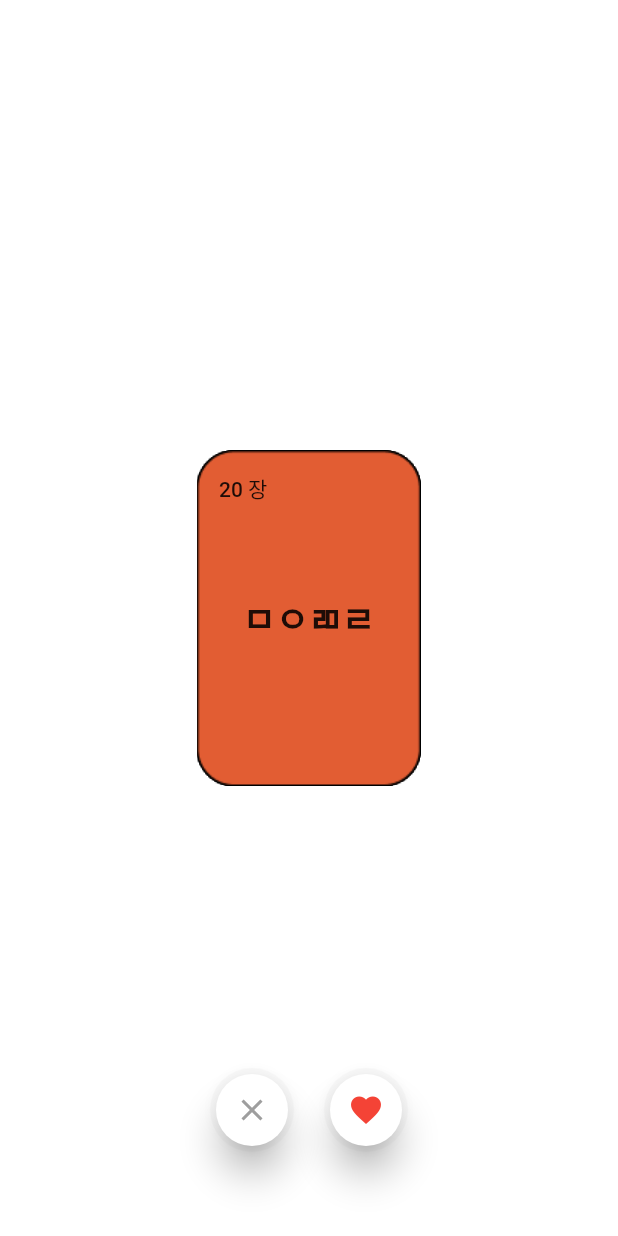
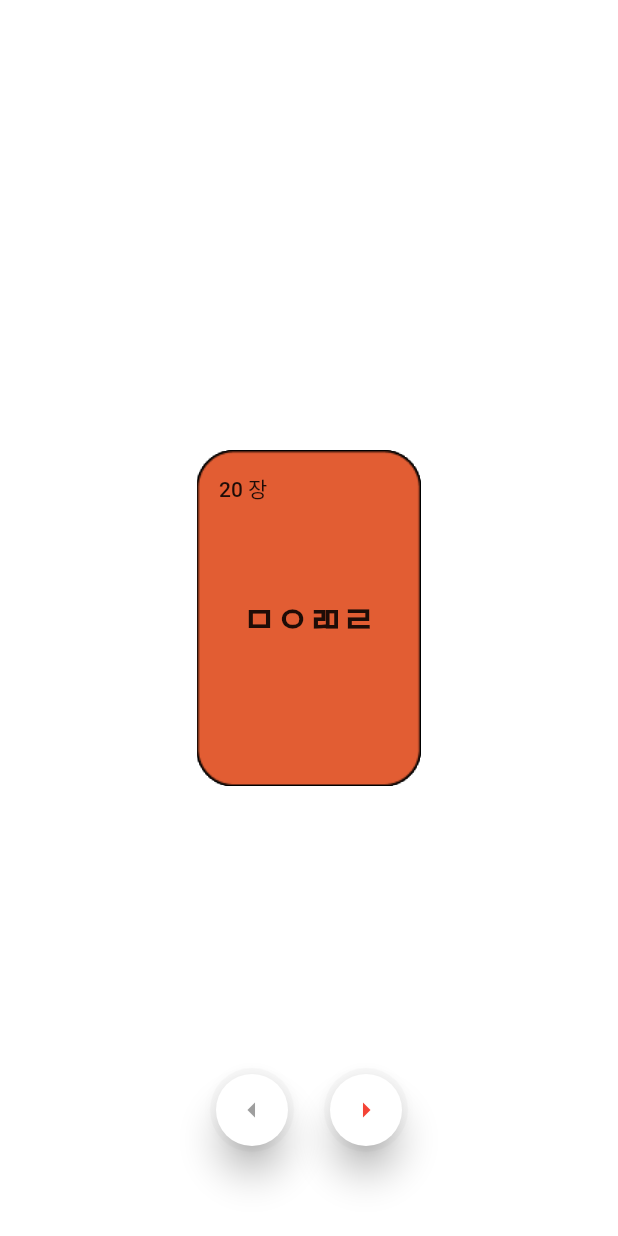
Before and after one commit to Choi-MinUck/dating_app-master, a Flutter app: the screen it shows after launch, on a phone screen of 412 x 824 dp. Run offline on Flutter 3.47's test engine with Material 2 defaults, Android fonts, the phone set to English and light mode, and no system bars.

Commit message:
deleted & updated

```diff
--- /dev/null
+++ b/lib/model/card.dart
@@ -0,0 +1,11 @@
+class MyCard {
+  const MyCard({
+    required this.cardCount,
+    required this.cardContent,
+    required this.cardName,
+  });
+  final int cardCount;
+
+  final String cardContent;
+  final String cardName;
+}
--- a/lib/widgets/cards_stack_widget.dart
+++ b/lib/widgets/cards_stack_widget.dart
@@ -1,5 +1,5 @@
 import 'package:dating_app/main.dart';
-import 'package:dating_app/model/profile.dart';
+import 'package:dating_app/model/card.dart';
 import 'package:dating_app/widgets/action_button_widget.dart';
 import 'package:dating_app/widgets/drag_widget.dart';
 import 'package:dating_app/widgets/profile_card.dart';
@@ -126,7 +126,7 @@ class _CardsStackWidgetState extends State<CardsStackWidget>
                     _animationController.forward();
                   },
                   icon: const Icon(
-                    Icons.close,
+                    Icons.arrow_left,
                     color: Colors.grey,
                   ),
                 ),
@@ -137,7 +137,7 @@ class _CardsStackWidgetState extends State<CardsStackWidget>
                     _animationController.forward();
                   },
                   icon: const Icon(
-                    Icons.favorite,
+                    Icons.arrow_right,
                     color: Colors.red,
                   ),
                 ),
@@ -191,6 +191,52 @@ class _CardsStackWidgetState extends State<CardsStackWidget>
             },
           ),
         ),
+        Positioned(
+          top: 0,
+          child: DragTarget<int>(
+            builder: (
+              BuildContext context,
+              List<dynamic> accepted,
+              List<dynamic> rejected,
+            ) {
+              return IgnorePointer(
+                child: Container(
+                  height: 700.0,
+                  width: 80.0,
+                  color: Colors.transparent,
+                ),
+              );
+            },
+            onAccept: (int index) {
+              setState(() {
+                draggableItems.removeAt(index);
+              });
+            },
+          ),
+        ),
+        Positioned(
+          bottom: 0,
+          child: DragTarget<int>(
+            builder: (
+              BuildContext context,
+              List<dynamic> accepted,
+              List<dynamic> rejected,
+            ) {
+              return IgnorePointer(
+                child: Container(
+                  height: 700.0,
+                  width: 80.0,
+                  color: Colors.transparent,
+                ),
+              );
+            },
+            onAccept: (int index) {
+              setState(() {
+                draggableItems.removeAt(index);
+              });
+            },
+          ),
+        ),
       ],
     );
   }
--- a/lib/widgets/drag_widget.dart
+++ b/lib/widgets/drag_widget.dart
@@ -1,7 +1,6 @@
 import 'package:dating_app/main.dart';
-import 'package:dating_app/model/profile.dart';
+import 'package:dating_app/model/card.dart';
 import 'package:dating_app/widgets/profile_card.dart';
-import 'package:dating_app/widgets/tag_widget.dart';
 import 'package:flutter/material.dart';
 
 class DragWidget extends StatefulWidget {
@@ -82,11 +81,7 @@ class _DragWidgetState extends State<DragWidget> {
         child: ValueListenableBuilder(
             valueListenable: widget.swipeNotifier,
             builder: (BuildContext context, Swipe swipe, Widget? child) {
-              return Stack(
-                children: [
-                  CardDeckButton4(card: widget.card),
-                ],
-              );
+              return CardDeckButton4(card: widget.card);
             }),
       ),
     );
```
Also changed, not shown: lib/widgets/profile_card.dart (+1 -73 lines).
